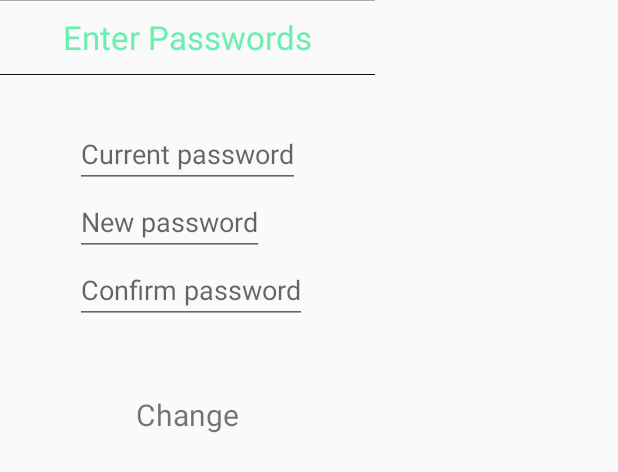
After one commit to vikasvshastry/SaarthiCareer-App, an Android app: the layout dialog_password_change.xml on its own in the app's theme, with its tools: preview values and no code run, on a phone screen of 412 x 824 dp. The commit adds this screen. Shown: the top 472 px of the screen. Run offline under Robolectric (Android 15) with nearby library versions, the phone set to English and light mode, and no system bars.

Commit message:
Password change from app

```diff
--- /dev/null
+++ b/app/src/main/res/layout/dialog_password_change.xml
@@ -0,0 +1,73 @@
+<?xml version="1.0" encoding="utf-8"?>
+<RelativeLayout android:layout_height="300dp"
+    android:layout_width="250dp"
+    xmlns:android="http://schemas.android.com/apk/res/android">
+
+    <TextView
+        android:id="@+id/text"
+        android:layout_width="wrap_content"
+        android:layout_height="wrap_content"
+        android:text="Enter Passwords"
+        android:layout_centerHorizontal="true"
+        android:padding="10dp"
+        android:textSize="22sp"
+        android:textColor="@color/colorAccent"/>
+
+    <View
+        android:id="@+id/line"
+        android:layout_width="match_parent"
+        android:layout_height="0.3dp"
+        android:background="@color/colorPrimary"
+        android:layout_below="@+id/text"/>
+
+    <LinearLayout
+        android:focusable="true"
+        android:focusableInTouchMode="true"
+        android:layout_width="0px"
+        android:layout_height="0px"/>
+
+    <EditText
+        android:id="@+id/oldpassword"
+        android:layout_width="wrap_content"
+        android:layout_height="wrap_content"
+        android:hint="Current password"
+        android:layout_marginTop="80dp"
+        android:inputType="textPassword"
+        android:layout_centerHorizontal="true"/>
+
+    <EditText
+        android:id="@+id/newpassword"
+        android:layout_width="wrap_content"
+        android:layout_height="wrap_content"
+        android:hint="New password"
+        android:inputType="textPassword"
+        android:layout_below="@id/oldpassword"
+        android:layout_alignStart="@+id/oldpassword"/>
+
+    <EditText
+        android:id="@+id/confirmpassword"
+        android:layout_width="wrap_content"
+        android:layout_height="wrap_content"
+        android:hint="Confirm password"
+        android:inputType="textPassword"
+        android:layout_below="@id/newpassword"
+        android:layout_alignStart="@+id/oldpassword"/>
+
+    <TextView
+        android:id="@+id/change"
+        android:layout_width="match_parent"
+        android:layout_height="wrap_content"
+        android:gravity="center"
+        android:text="Change"
+        android:textSize="20sp"
+        android:layout_alignParentBottom="true"
+        android:layout_centerHorizontal="true"
+        android:padding="10dp"/>
+
+    <View
+        android:layout_width="match_parent"
+        android:layout_height="0.3dp"
+        android:background="@android:color/darker_gray"
+        android:layout_above="@+id/select"/>
+
+</RelativeLayout>
```
Also changed, not shown: app/src/main/java/com/saarthicareer/saarthicareer/fragment/SettingsFragment.java (+85 -1 lines).
